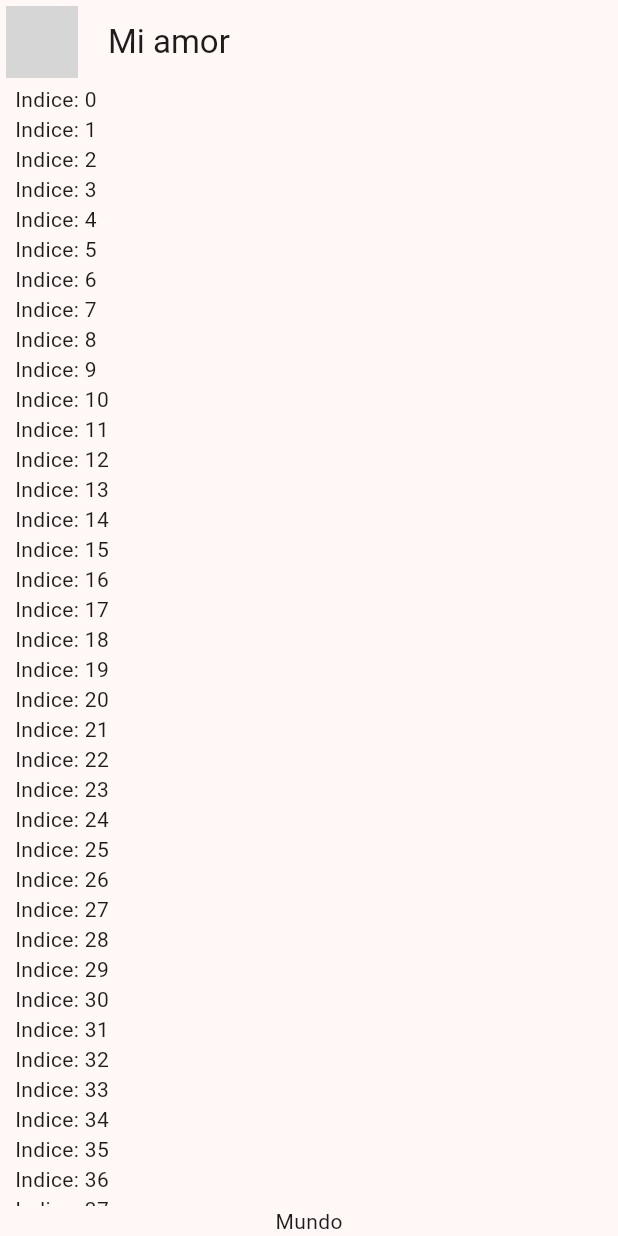
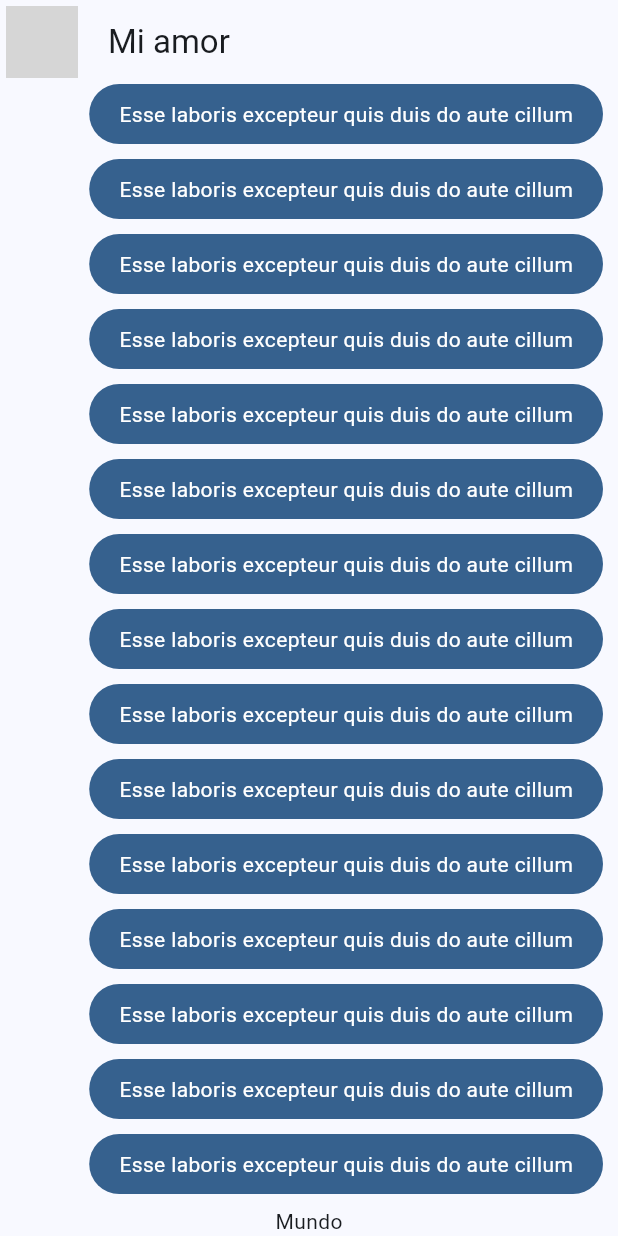
Before and after one commit to lobo6296/yes_no_app, a Flutter app: the screen it shows after launch, on a phone screen of 412 x 824 dp. Run offline on Flutter 3.47's test engine with Material 3 defaults, Android fonts, the phone set to English and light mode, and no system bars; network calls fail; grey boxes are pictures that could not be loaded.

Commit message:
se avanza con otro video

```diff
--- a/lib/main.dart
+++ b/lib/main.dart
@@ -1,6 +1,6 @@
 import 'package:flutter/material.dart';
 import 'package:yes_no_app/config/theme/app_theme.dart';
-import 'package:yes_no_app/presentation/chat/chat_screen.dart';
+import 'package:yes_no_app/presentation/screens/chat/chat_screen.dart';
 
 void main() => runApp(const MyApp());
 
@@ -12,7 +12,7 @@ class MyApp extends StatelessWidget {
     return MaterialApp(
         title: 'Yes No App',
         debugShowCheckedModeBanner: false,
-        theme: AppTheme(selectedColor: 6).theme(),
+        theme: AppTheme(selectedColor: 1).theme(),
         home: const ChatScreen());
   }
 }
--- a/lib/presentation/chat/chat_screen.dart
+++ b/lib/presentation/screens/chat/chat_screen.dart
@@ -1,4 +1,5 @@
 import 'package:flutter/material.dart';
+import 'package:yes_no_app/presentation/widgets/chat/my_message_bubble.dart';
 
 class ChatScreen extends StatelessWidget {
   const ChatScreen({super.key});
@@ -34,10 +35,10 @@ class _ChatView extends StatelessWidget {
                 child: ListView.builder(
               itemCount: 100,
               itemBuilder: (context, index) {
-                return Text('Indice: $index');
+                return const MyMessageBubble();
               },
             )),
-            Text('Mundo')
+            const Text('Mundo')
           ],
         ),
       ),
--- /dev/null
+++ b/lib/presentation/widgets/chat/my_message_bubble.dart
@@ -0,0 +1,30 @@
+import 'package:flutter/material.dart';
+
+class MyMessageBubble extends StatelessWidget {
+  const MyMessageBubble({super.key});
+
+  @override
+  Widget build(BuildContext context) {
+    final colors = Theme.of(context).colorScheme;
+
+    return Column(
+      crossAxisAlignment: CrossAxisAlignment.end,
+      children: [
+        Container(
+          decoration: BoxDecoration(
+              color: colors.primary, borderRadius: BorderRadius.circular(20)),
+          child: const Padding(
+            padding: EdgeInsets.symmetric(horizontal: 20, vertical: 10),
+            child: Text(
+              'Esse laboris excepteur quis duis do aute cillum',
+              style: TextStyle(color: Colors.white),
+            ),
+          ),
+        ),
+        const SizedBox(
+          height: 10,
+        )
+      ],
+    );
+  }
+}
```
